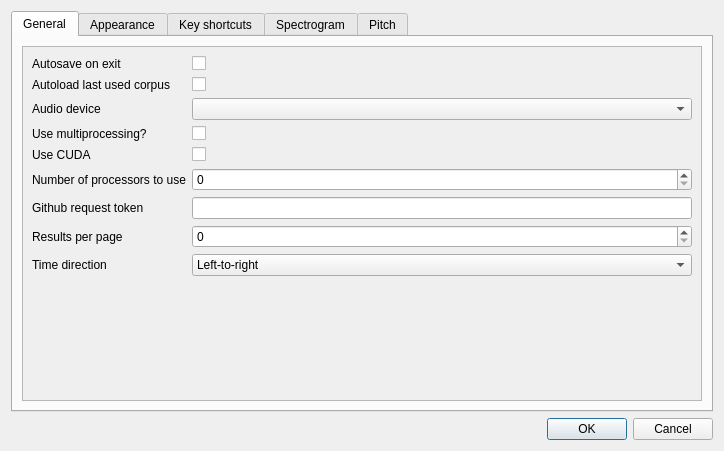
This is anchor/preferences.ui in MontrealCorpusTools/Anchor-annotator as Qt 5 draws it before an edit. The edited form follows.
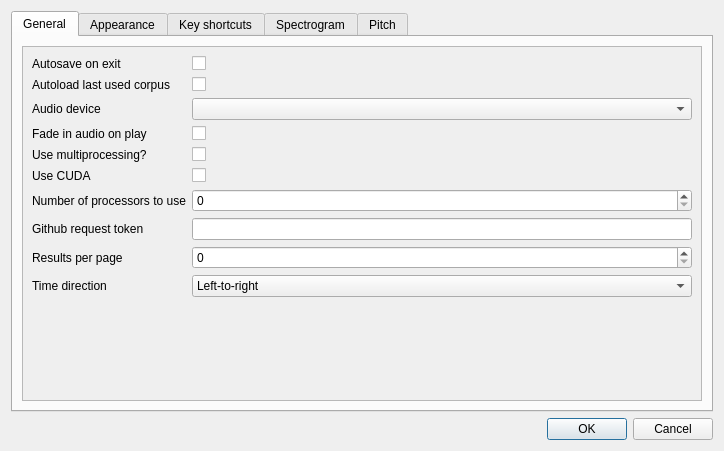
This is the edited form. The open tabs and pages were chosen to show the change. Custom widgets are drawn as their Qt base class.

```diff
--- a/anchor/preferences.ui
+++ b/anchor/preferences.ui
@@ -71,76 +71,76 @@
              <item row="2" column="1">
               <widget class="QComboBox" name="audioDeviceEdit"/>
              </item>
-             <item row="3" column="0">
+             <item row="4" column="0">
               <widget class="QLabel" name="useMpLabel">
                <property name="text">
                 <string>Use multiprocessing?</string>
                </property>
               </widget>
              </item>
-             <item row="3" column="1">
+             <item row="4" column="1">
               <widget class="QCheckBox" name="useMpCheckBox">
                <property name="text">
                 <string/>
                </property>
               </widget>
              </item>
-             <item row="4" column="0">
+             <item row="5" column="0">
               <widget class="QLabel" name="useCudaLabel">
                <property name="text">
                 <string>Use CUDA</string>
                </property>
               </widget>
              </item>
-             <item row="4" column="1">
+             <item row="5" column="1">
               <widget class="QCheckBox" name="cudaCheckBox">
                <property name="text">
                 <string/>
                </property>
               </widget>
              </item>
-             <item row="5" column="0">
+             <item row="6" column="0">
               <widget class="QLabel" name="numJobsLabel">
                <property name="text">
                 <string>Number of processors to use</string>
                </property>
               </widget>
              </item>
-             <item row="5" column="1">
+             <item row="6" column="1">
               <widget class="QSpinBox" name="numJobsEdit"/>
              </item>
-             <item row="6" column="0">
+             <item row="7" column="0">
               <widget class="QLabel" name="githubTokenLabel">
                <property name="text">
                 <string>Github request token</string>
                </property>
               </widget>
              </item>
-             <item row="6" column="1">
+             <item row="7" column="1">
               <widget class="QLineEdit" name="githubTokenEdit"/>
              </item>
-             <item row="7" column="0">
+             <item row="8" column="0">
               <widget class="QLabel" name="resultsPerPageLabel">
                <property name="text">
                 <string>Results per page</string>
                </property>
               </widget>
              </item>
-             <item row="7" column="1">
+             <item row="8" column="1">
               <widget class="QSpinBox" name="resultsPerPageEdit">
                <property name="maximum">
                 <number>1000</number>
                </property>
               </widget>
              </item>
-             <item row="8" column="0">
+             <item row="9" column="0">
               <widget class="QLabel" name="timeDirectionLabel">
                <property name="text">
                 <string>Time direction</string>
                </property>
               </widget>
              </item>
-             <item row="8" column="1">
+             <item row="9" column="1">
               <widget class="QComboBox" name="timeDirectionComboBox">
                <item>
                 <property name="text">
@@ -154,6 +154,20 @@
                </item>
               </widget>
              </item>
+             <item row="3" column="1">
+              <widget class="QCheckBox" name="enableFadeCheckBox">
+               <property name="text">
+                <string/>
+               </property>
+              </widget>
+             </item>
+             <item row="3" column="0">
+              <widget class="QLabel" name="label_25">
+               <property name="text">
+                <string>Fade in audio on play</string>
+               </property>
+              </widget>
+             </item>
             </layout>
            </item>
           </layout>
```
Left out of the diff: 22 changed lines with no effect on the pictures.
